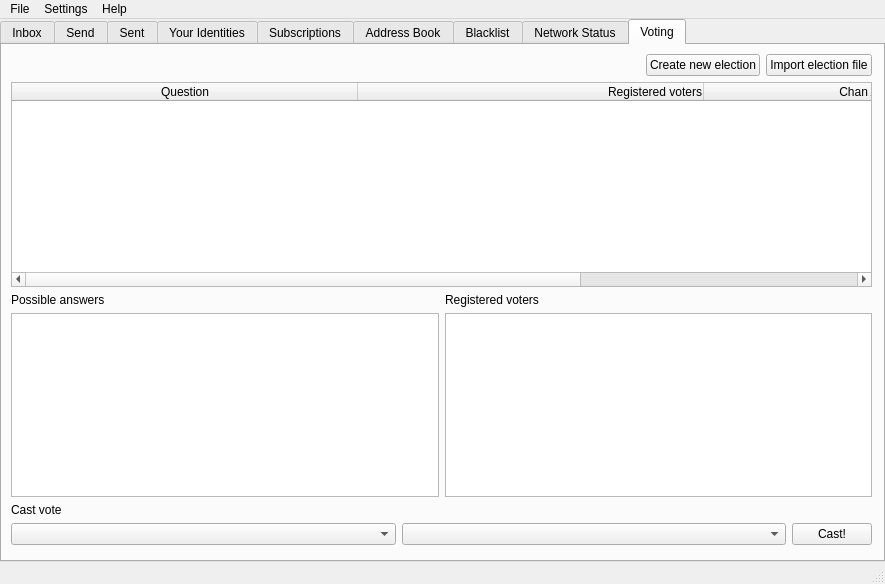
This is src/bitmessageqt/bitmessageui.ui in Nainesh1184/PyBitmessageVote as Qt 5 draws it before an edit. The edited form follows.
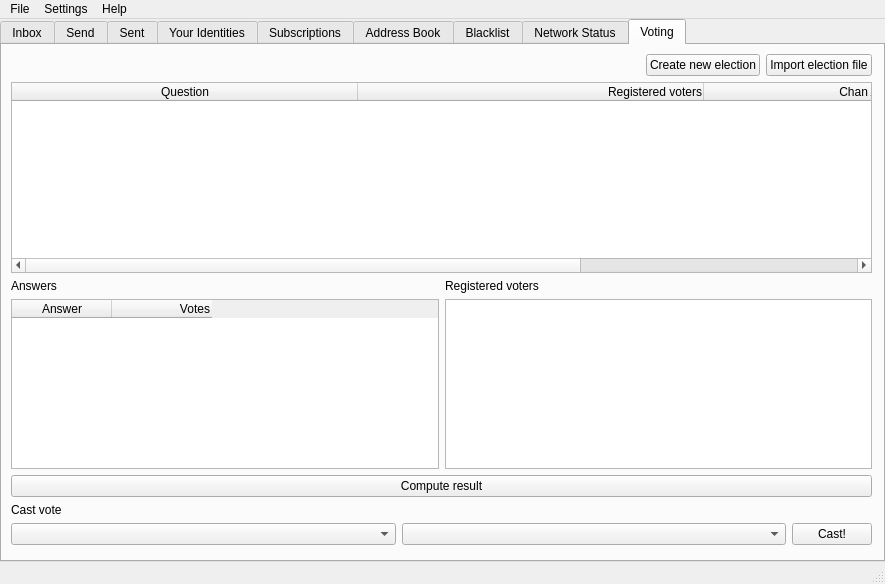
This is the edited form. Icons and pictures are not drawn.

Commit message: Computation of result from stored votes

Patch:
```diff
--- a/src/bitmessageqt/bitmessageui.ui
+++ b/src/bitmessageqt/bitmessageui.ui
@@ -1068,7 +1068,7 @@
        <attribute name="title">
         <string>Voting</string>
        </attribute>
-       <widget class="QWidget" name="">
+       <widget class="QWidget" name="layoutWidget">
         <property name="geometry">
          <rect>
           <x>9</x>
@@ -1077,7 +1077,7 @@
           <height>491</height>
          </rect>
         </property>
-        <layout class="QVBoxLayout" name="verticalLayout_3" stretch="0,1,1,0,0">
+        <layout class="QVBoxLayout" name="verticalLayout_3" stretch="0,1,1,0,0,0">
          <item>
           <layout class="QHBoxLayout" name="horizontalLayout_3" stretch="1,0,0">
            <item>
@@ -1167,16 +1167,42 @@
          <item>
           <layout class="QHBoxLayout" name="horizontalLayout_4" stretch="1,1">
            <item>
-            <layout class="QVBoxLayout" name="verticalLayout_4" stretch="0,1">
+            <layout class="QVBoxLayout" name="verticalLayout_4" stretch="0,0">
              <item>
               <widget class="QLabel" name="label_7">
                <property name="text">
-                <string>Possible answers</string>
+                <string>Answers</string>
                </property>
               </widget>
              </item>
              <item>
-              <widget class="QListWidget" name="listWidgetElectionAnswers"/>
+              <widget class="QTableWidget" name="tableWidgetElectionAnswers">
+               <property name="alternatingRowColors">
+                <bool>true</bool>
+               </property>
+               <property name="selectionMode">
+                <enum>QAbstractItemView::SingleSelection</enum>
+               </property>
+               <property name="selectionBehavior">
+                <enum>QAbstractItemView::SelectRows</enum>
+               </property>
+               <attribute name="horizontalHeaderDefaultSectionSize">
+                <number>100</number>
+               </attribute>
+               <column>
+                <property name="text">
+                 <string>Answer</string>
+                </property>
+               </column>
+               <column>
+                <property name="text">
+                 <string>Votes</string>
+                </property>
+                <property name="textAlignment">
+                 <set>AlignRight|AlignVCenter</set>
+                </property>
+               </column>
+              </widget>
              </item>
             </layout>
            </item>
@@ -1196,6 +1222,13 @@
            </item>
           </layout>
          </item>
+         <item>
+          <widget class="QPushButton" name="pushButtonElectionComputeResult">
+           <property name="text">
+            <string>Compute result</string>
+           </property>
+          </widget>
+         </item>
          <item>
           <widget class="QLabel" name="label_9">
            <property name="text">
```
The commit also changes 3 other files.
